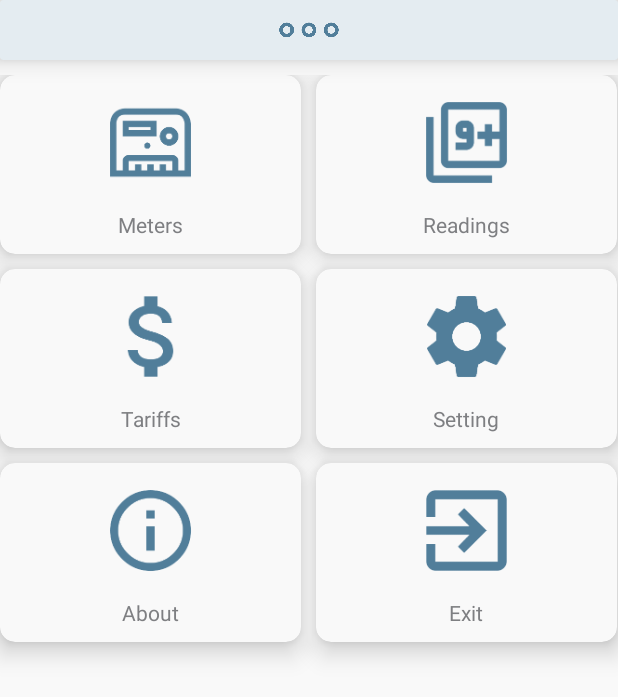
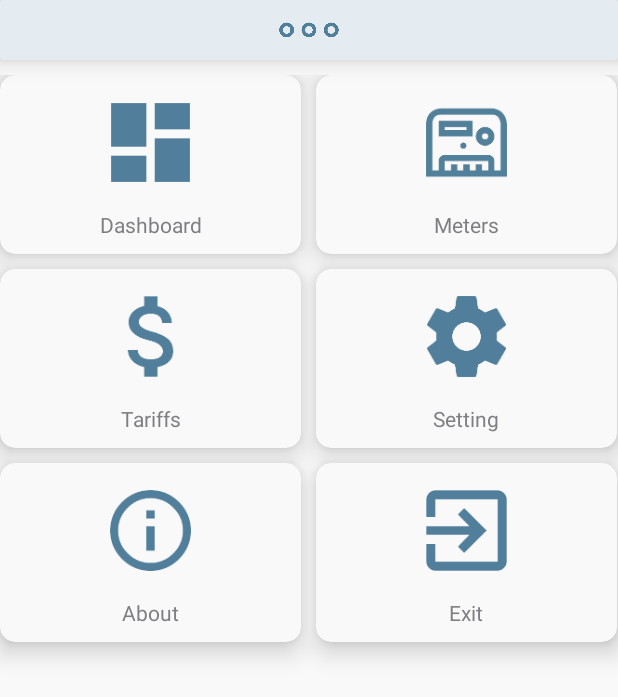
Before and after one commit to syedabdulaala/meterzy, an Android app: the fragment MeterFragment placed in its activity, after a tap on an icon or button, on a phone screen of 412 x 824 dp. Shown: the top 697 px of the screen. Run offline under Robolectric (Android 15) with nearby library versions, the phone set to English and light mode, and no system bars.

Commit message:
Added meter ui and exit functionality

```diff
--- a/app/src/main/java/com/abdulaala/meterzy/ui/BaseActivity.java
+++ b/app/src/main/java/com/abdulaala/meterzy/ui/BaseActivity.java
@@ -1,5 +1,6 @@
 package com.abdulaala.meterzy.ui;
 
+import android.app.AlertDialog;
 import android.app.FragmentManager;
 import android.support.annotation.Nullable;
 import android.support.v4.app.Fragment;
@@ -11,10 +12,12 @@ import com.abdulaala.meterzy.util.FragmentHelper;
 
 public abstract class BaseActivity extends AppCompatActivity {
     protected FragmentHelper fragment;
+    protected AlertDialog.Builder dialog;
 
     @Override
     protected void onCreate(@Nullable Bundle savedInstanceState) {
         super.onCreate(savedInstanceState);
-        fragment = new FragmentHelper(getSupportFragmentManager().beginTransaction());
+        fragment = new FragmentHelper(getSupportFragmentManager());
+        dialog = new AlertDialog.Builder(this);
     }
 }
--- a/app/src/main/java/com/abdulaala/meterzy/ui/activities/MainActivity.java
+++ b/app/src/main/java/com/abdulaala/meterzy/ui/activities/MainActivity.java
@@ -1,7 +1,9 @@
 package com.abdulaala.meterzy.ui.activities;
 
+import android.content.DialogInterface;
 import android.os.Bundle;
 import android.support.design.widget.BottomSheetBehavior;
+import android.support.v4.app.Fragment;
 import android.support.v4.content.ContextCompat;
 import android.support.v7.widget.CardView;
 import android.view.View;
@@ -12,11 +14,12 @@ import android.widget.LinearLayout;
 import com.abdulaala.meterzy.R;
 import com.abdulaala.meterzy.ui.BaseActivity;
 import com.abdulaala.meterzy.ui.adapters.MenuGridAdapter;
+import com.abdulaala.meterzy.ui.callbacks.ChangeMainContentCallback;
 import com.abdulaala.meterzy.ui.fragments.MeterFragment;
 import com.abdulaala.meterzy.ui.models.MenuItemModel;
+import com.abdulaala.meterzy.util.Constant;
 
-public class MainActivity extends BaseActivity {
-
+public class MainActivity extends BaseActivity implements ChangeMainContentCallback {
     @Override
     protected void onCreate(Bundle savedInstanceState) {
         super.onCreate(savedInstanceState);
@@ -26,25 +29,29 @@ public class MainActivity extends BaseActivity {
         initMenuBottomSheet();
     }
 
+    @Override
+    public void changeMainContent(Fragment fragment) {
+        if(this.fragment.hasAny())
+            this.fragment.replace(R.id.fl_main, fragment);
+    }
+
     private void initMenuGridView() {
+
         final MenuItemModel[] menuItems = new MenuItemModel[6];
-        menuItems[0] = new MenuItemModel("Meters", ContextCompat.getDrawable(this, R.drawable.ic_meter));
-        menuItems[1] = new MenuItemModel("Readings", ContextCompat.getDrawable(this, R.drawable.ic_reading));
-        menuItems[2] = new MenuItemModel("Tariffs", ContextCompat.getDrawable(this, R.drawable.ic_money));
-        menuItems[3] = new MenuItemModel("Setting", ContextCompat.getDrawable(this, R.drawable.ic_setting));
-        menuItems[4] = new MenuItemModel("About", ContextCompat.getDrawable(this, R.drawable.ic_info));
-        menuItems[5] = new MenuItemModel("Exit", ContextCompat.getDrawable(this, R.drawable.ic_exit));
+        menuItems[Constant.MENU_DASHBOARD] = new MenuItemModel("Dashboard", ContextCompat.getDrawable(this, R.drawable.ic_dashboard));
+        menuItems[Constant.MENU_METERS] = new MenuItemModel("Meters", ContextCompat.getDrawable(this, R.drawable.ic_meter));
+        menuItems[Constant.MENU_TARIFFS] = new MenuItemModel("Tariffs", ContextCompat.getDrawable(this, R.drawable.ic_money));
+        menuItems[Constant.MENU_SETTINGS] = new MenuItemModel("Setting", ContextCompat.getDrawable(this, R.drawable.ic_setting));
+        menuItems[Constant.MENU_ABOUT] = new MenuItemModel("About", ContextCompat.getDrawable(this, R.drawable.ic_info));
+        menuItems[Constant.MENU_EXIT] = new MenuItemModel("Exit", ContextCompat.getDrawable(this, R.drawable.ic_exit));
 
         GridView gv = findViewById(R.id.gv_menu);
         gv.setAdapter(new MenuGridAdapter(this, menuItems));
         gv.setOnItemClickListener(new AdapterView.OnItemClickListener() {
             @Override
             public void onItemClick(AdapterView<?> adapterView, View view, int i, long l) {
-                switch (i) {
-                    case 0:
-                        fragment.add(R.id.fl_main, new MeterFragment());
-                        break;
-                }
+                changeMenu(i);
+                bottomSheetBehavior.setState(BottomSheetBehavior.STATE_COLLAPSED);
             }
         });
     }
@@ -69,8 +76,25 @@ public class MainActivity extends BaseActivity {
         });
     }
 
-    private void showMeterFragment() {
-
+    private void changeMenu(int i) {
+        switch (i) {
+            case Constant.MENU_METERS:
+                MeterFragment meterFragment = new MeterFragment();
+                meterFragment.setChangeMainContentCallback(this);
+                changeMainContent(meterFragment);
+                break;
+            case Constant.MENU_EXIT:
+                dialog.setTitle("Exit Confirmation");
+                dialog.setMessage("Are you sure you want to close application?");
+                dialog.setPositiveButton("YES", new DialogInterface.OnClickListener() {
+                    @Override
+                    public void onClick(DialogInterface dialogInterface, int i) {
+                        System.exit(0);
+                    }
+                });
+                dialog.setNegativeButton("NO", null);
+                dialog.show();
+        }
     }
 
     //UI Components
--- /dev/null
+++ b/app/src/main/java/com/abdulaala/meterzy/ui/adapters/MeterListAdapter.java
@@ -0,0 +1,62 @@
+package com.abdulaala.meterzy.ui.adapters;
+
+import android.content.Context;
+import android.view.LayoutInflater;
+import android.view.View;
+import android.view.ViewGroup;
+import android.widget.BaseAdapter;
+import android.widget.ImageButton;
+import android.widget.TextView;
+import android.widget.Toast;
+
+import com.abdulaala.meterzy.R;
+import com.abdulaala.meterzy.ui.callbacks.ChangeMainContentCallback;
+import com.abdulaala.meterzy.ui.models.MeterItemModel;
+
+public class MeterListAdapter extends BaseAdapter {
+    public MeterListAdapter(Context context, ChangeMainContentCallback ChangeMainContentCallback, MeterItemModel[] meters) {
+        this.context = context;
+        this.ChangeMainContentCallback = ChangeMainContentCallback;
+        this.meters = meters;
+    }
+
+    @Override
+    public int getCount() {
+        return meters.length;
+    }
+
+    @Override
+    public Object getItem(int i) {
+        return null;
+    }
+
+    @Override
+    public long getItemId(int i) {
+        return 0;
+    }
+
+    @Override
+    public View getView(int i, View view, ViewGroup viewGroup) {
+        LayoutInflater inflater = (LayoutInflater) context.getSystemService(Context.LAYOUT_INFLATER_SERVICE);
+
+        if(view == null)
+            view = new View(context);
+        view = inflater.inflate(R.layout.item_meter, null);
+
+        TextView tvMeter = view.findViewById(R.id.tv_meter);
+        tvMeter.setText(meters[i].getName());
+        ImageButton ibMeterReading = view.findViewById(R.id.ib_meter_reading);
+        ibMeterReading.setOnClickListener(new View.OnClickListener() {
+            @Override
+            public void onClick(View view) {
+                Toast.makeText(context, "This will show readings", Toast.LENGTH_SHORT);
+            }
+        });
+
+        return view;
+    }
+
+    private final Context context;
+    private final ChangeMainContentCallback ChangeMainContentCallback;
+    private MeterItemModel[] meters;
+}
--- /dev/null
+++ b/app/src/main/java/com/abdulaala/meterzy/ui/callbacks/ChangeMainContentCallback.java
@@ -0,0 +1,7 @@
+package com.abdulaala.meterzy.ui.callbacks;
+
+import android.support.v4.app.Fragment;
+
+public interface ChangeMainContentCallback {
+    void changeMainContent(Fragment fragment);
+}
--- a/app/src/main/java/com/abdulaala/meterzy/ui/fragments/MeterFragment.java
+++ b/app/src/main/java/com/abdulaala/meterzy/ui/fragments/MeterFragment.java
@@ -2,17 +2,19 @@ package com.abdulaala.meterzy.ui.fragments;
 
 
 import android.os.Bundle;
+import android.support.annotation.NonNull;
+import android.support.annotation.Nullable;
 import android.support.v4.app.Fragment;
 import android.view.LayoutInflater;
 import android.view.View;
 import android.view.ViewGroup;
+import android.widget.ListView;
 
 import com.abdulaala.meterzy.R;
+import com.abdulaala.meterzy.ui.adapters.MeterListAdapter;
+import com.abdulaala.meterzy.ui.callbacks.ChangeMainContentCallback;
+import com.abdulaala.meterzy.ui.models.MeterItemModel;
 
-
-/**
- * A simple {@link Fragment} subclass.
- */
 public class MeterFragment extends Fragment {
 
 
@@ -28,4 +30,26 @@ public class MeterFragment extends Fragment {
         return inflater.inflate(R.layout.fragment_meter, container, false);
     }
 
+    @Override
+    public void onViewCreated(@NonNull View view, @Nullable Bundle savedInstanceState) {
+        super.onViewCreated(view, savedInstanceState);
+        ListView lvMeter = view.findViewById(R.id.lv_meter);
+
+        MeterItemModel[] meters = new MeterItemModel[3];
+        meters[0] = new MeterItemModel(1, "Electric");
+        meters[1] = new MeterItemModel(1, "Gas");
+        meters[2] = new MeterItemModel(1, "Sewerage");
+
+        lvMeter.setAdapter(new MeterListAdapter(getContext(), changeMainContentCallback, meters));
+    }
+
+    public ChangeMainContentCallback getChangeMainContentCallback() {
+        return changeMainContentCallback;
+    }
+
+    public void setChangeMainContentCallback(ChangeMainContentCallback changeMainContentCallback) {
+        this.changeMainContentCallback = changeMainContentCallback;
+    }
+
+    private ChangeMainContentCallback changeMainContentCallback;
 }
--- /dev/null
+++ b/app/src/main/java/com/abdulaala/meterzy/ui/models/MeterItemModel.java
@@ -0,0 +1,29 @@
+package com.abdulaala.meterzy.ui.models;
+
+import java.util.Date;
+
+public class MeterItemModel {
+    public MeterItemModel(int id, String name) {
+        this.id = id;
+        this.name = name;
+    }
+
+    public int getId() {
+        return id;
+    }
+
+    public void setId(int id) {
+        this.id = id;
+    }
+
+    public String getName() {
+        return name;
+    }
+
+    public void setName(String name) {
+        this.name = name;
+    }
+
+    private int id;
+    private String name;
+}
--- a/app/src/main/java/com/abdulaala/meterzy/util/FragmentHelper.java
+++ b/app/src/main/java/com/abdulaala/meterzy/util/FragmentHelper.java
@@ -1,12 +1,16 @@
 package com.abdulaala.meterzy.util;
 
 import android.support.v4.app.Fragment;
+import android.support.v4.app.FragmentManager;
 import android.support.v4.app.FragmentTransaction;
+
+import java.util.List;
 
 public class FragmentHelper {
 
-    public FragmentHelper(FragmentTransaction fragmentTransaction) {
-        this.fragmentTransaction = fragmentTransaction;
+    public FragmentHelper(FragmentManager fragmentManager) {
+        this.fragmentManager = fragmentManager;
+        this.fragmentTransaction = fragmentManager.beginTransaction();
     }
 
     public FragmentTransaction toBackStack(String name) {
@@ -19,5 +23,16 @@ public class FragmentHelper {
         fragmentTransaction.commit();
     }
 
-    private FragmentTransaction fragmentTransaction;
+    public void replace(int layoutId, Fragment fragment) {
+        fragmentTransaction.replace(layoutId, fragment);
+        fragmentTransaction.commit();
+    }
+
+    public boolean hasAny() {
+        List<Fragment> fragment = fragmentManager.getFragments();
+        return (fragment != null && fragment.size() <= 0);
+    }
+
+    private final FragmentTransaction fragmentTransaction;
+    private final FragmentManager fragmentManager;
 }
--- a/app/src/main/res/layout/activity_main.xml
+++ b/app/src/main/res/layout/activity_main.xml
@@ -11,7 +11,8 @@
     <FrameLayout
         android:id="@+id/fl_main"
         android:layout_width="match_parent"
-        android:layout_height="match_parent"/>
+        android:layout_height="match_parent"
+        android:layout_marginBottom="@dimen/height_xl"/>
 
     <!--Bottom sheet-->
     <LinearLayout
--- a/app/src/main/res/values/strings.xml
+++ b/app/src/main/res/values/strings.xml
@@ -7,6 +7,6 @@
     <!--Dummies-->
     <string name="dummy_item_name">Item Name</string>
 
-    <!-- TODO: Remove or change this placeholder text -->
+    <!-- TODO: Remove or changeMainContent this placeholder text -->
     <string name="hello_blank_fragment">Hello blank fragment</string>
 </resources>
```
Also changed, not shown: app/src/main/java/com/abdulaala/meterzy/util/Constant.java (added, +10 -0 lines), app/src/main/res/drawable-hdpi/ic_dashboard.png (added), app/src/main/res/drawable-mdpi/ic_dashboard.png (added), app/src/main/res/drawable-xhdpi/ic_dashboard.png (added), app/src/main/res/drawable-xxhdpi/ic_dashboard.png (added), app/src/main/res/drawable-xxxhdpi/ic_dashboard.png (added).
